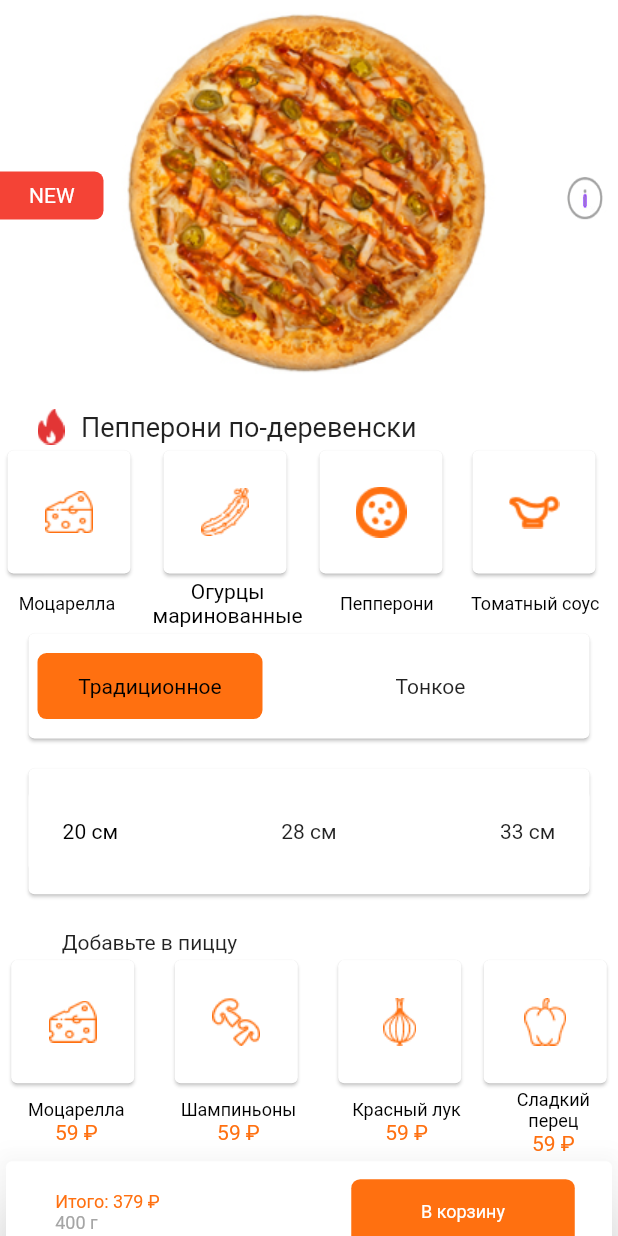
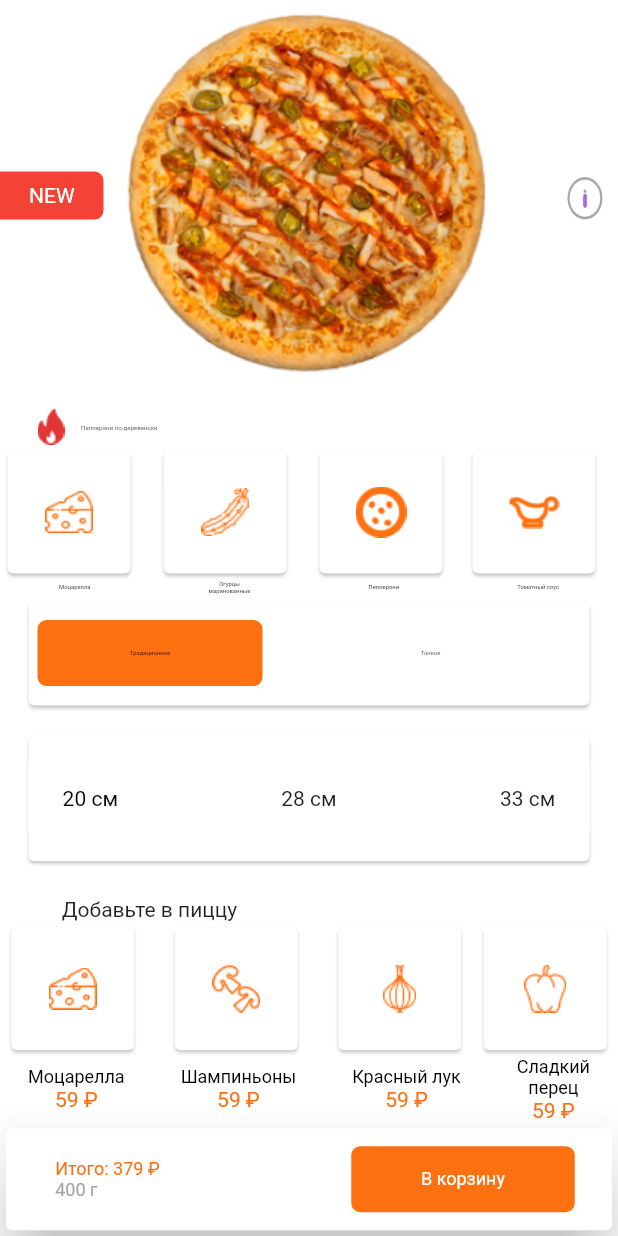
Before and after one commit to BekzodGayratov/Pizza, a Flutter app: the screen it shows after launch, after a tap on "Традиционное", on a phone screen of 412 x 824 dp. Run offline on Flutter 3.47's test engine with Material 2 defaults, Android fonts, the phone set to English and light mode, and no system bars.

Commit message:
provayderda o'zgartirish kiritildi

```diff
--- a/lib/provider/tovar_provider.dart
+++ b/lib/provider/tovar_provider.dart
@@ -19,9 +19,10 @@ class TovarProvider extends ChangeNotifier {
   void burn() {
     if (w == false) {
       w = true;
+      v = false;
       notifyListeners();
-
     } else {
+      v = false;
       w = false;
       notifyListeners();
     }
@@ -29,10 +30,12 @@ class TovarProvider extends ChangeNotifier {
 
   void tenkoe() {
     if (v == false) {
+      w = false;
       v = true;
       notifyListeners();
-    }  else {
+    } else {
       v = false;
+      w = false;
       notifyListeners();
     }
   }
--- a/lib/view/tovar_page.dart
+++ b/lib/view/tovar_page.dart
@@ -15,6 +15,7 @@ class _TovarPageState extends State<TovarPage> {
   @override
   Widget build(BuildContext context) {
 
+
     return ChangeNotifierProvider(
       create: (context) => TovarProvider(),
       builder: (context, child) {
@@ -25,19 +26,21 @@ class _TovarPageState extends State<TovarPage> {
   }
 
   Scaffold _scaffold(BuildContext context) {
+     double width = MediaQuery.of(context).size.width;
+    double heigth = MediaQuery.of(context).size.height;
     return Scaffold(
       backgroundColor: Colors.white,
       body: ListView.builder(
         itemBuilder: (context, index) {
           return Padding(
-            padding:  EdgeInsets.only(top: MediaQuery.of(context).size.width*0.001),
+            padding:
+                EdgeInsets.only(top: MediaQuery.of(context).size.width * 0.001),
             child: Column(
                 crossAxisAlignment: CrossAxisAlignment.start,
                 mainAxisAlignment: MainAxisAlignment.start,
                 children: [
                   Row(
                     mainAxisAlignment: MainAxisAlignment.spaceBetween,
-
                     children: [
                       Container(
                         width: 69,
@@ -100,12 +103,12 @@ class _TovarPageState extends State<TovarPage> {
                             width: 18,
                           ),
                         ),
-                        const Padding(
-                          padding: EdgeInsets.only(left: 11.0, top: 13.0),
+                         Padding(
+                          padding:const EdgeInsets.only(left: 11.0, top: 13.0),
                           child: Text(
                             "Пепперони по-деревенски",
                             style: TextStyle(
-                              fontSize: 18,
+                              fontSize: width*0.01,
                             ),
                           ),
                         )
@@ -115,7 +118,6 @@ class _TovarPageState extends State<TovarPage> {
                   Row(
                     mainAxisAlignment: MainAxisAlignment.spaceAround,
                     children: [
-
                       Container(
                         width: 90,
                         height: 90,
@@ -206,64 +208,64 @@ class _TovarPageState extends State<TovarPage> {
                       )
                     ],
                   ),
-
                   Row(
                       mainAxisAlignment: MainAxisAlignment.spaceAround,
-
                       children: [
-
                         Text(
                           "Моцарелла",
-                          style: TextStyle(color: (context
-                                          .watch<TovarProvider>()
-                                          .isLoading[0]
-                                      ?
-                                       Colors.black: Colors.blueGrey) , fontSize: 12),
+                          style: TextStyle(
+                              color:
+                                  (context.watch<TovarProvider>().isLoading[0]
+                                      ? Colors.black
+                                      : Colors.blueGrey),
+                              fontSize: width*0.0095),
                         ),
-
                         Column(
-                            children:  [
+                          children: [
                             Text(
                               "Огурцы",
                               style: TextStyle(
+                              fontSize: width*0.0095,
+
                                   color: (context
                                           .watch<TovarProvider>()
                                           .isLoading[1]
-                                      ?
-                                       Colors.black: Colors.blueGrey) ),
+                                      ? Colors.black
+                                      : Colors.blueGrey)),
                             ),
                             Text(
                               "маринованные",
                               style: TextStyle(
+                              fontSize: width*0.0095,
+
                                   color: (context
                                           .watch<TovarProvider>()
                                           .isLoading[1]
-                                      ?
-                                       Colors.black: Colors.blueGrey) ),
+                                      ? Colors.black
+                                      : Colors.blueGrey)),
                             ),
                           ],
                         ),
-
                         Text(
                           "Пепперони",
-                          style: TextStyle(color: (context
-                                          .watch<TovarProvider>()
-                                          .isLoading[2]
-                                      ?
-                                       Colors.black: Colors.blueGrey) , fontSize: 12),
+                          style: TextStyle(
+                              color:
+                                  (context.watch<TovarProvider>().isLoading[2]
+                                      ? Colors.black
+                                      : Colors.blueGrey),
+                              fontSize: width*0.0095),
+
                         ),
-
                         Text(
                           "Томатный соус",
-                          style: TextStyle(color: (context
-                                          .watch<TovarProvider>()
-                                          .isLoading[3]
-                                      ?
-                                       Colors.black: Colors.blueGrey) , fontSize: 12),
+                          style: TextStyle(
+                              color:
+                                  (context.watch<TovarProvider>().isLoading[3]
+                                      ? Colors.black
+                                      : Colors.blueGrey),
+                              fontSize: width*0.0095),
                         ),
-
                       ]),
-
                   Padding(
                     padding: const EdgeInsets.symmetric(horizontal: 15),
                     child: Card(
@@ -278,11 +280,11 @@ class _TovarPageState extends State<TovarPage> {
                               width: 150,
                               height: 44,
                               // ignore: sort_child_properties_last
-                              child: const Center(
+                              child:  Center(
                                 child: Text(
                                   "Традиционное",
                                   style: TextStyle(
-                                      color: Colors.black, fontSize: 14),
+                                      color: Colors.black, fontSize: width*0.0095),
                                 ),
                               ),
                               decoration: BoxDecoration(
@@ -309,10 +311,10 @@ class _TovarPageState extends State<TovarPage> {
                                       ? const Color(0xffFF7010)
                                       : Colors.white,
                                 ),
-                                child: const Center(
+                                child:  Center(
                                   child: Text(
                                     "Тонкое",
-                                    style: TextStyle(fontSize: 14),
+                                    style: TextStyle(fontSize: width*0.0095),
                                   ),
                                 ),
                               ),
@@ -336,8 +338,8 @@ class _TovarPageState extends State<TovarPage> {
                               context.read<TovarProvider>().olcham(0);
                             },
                             child: Container(
-                              width: MediaQuery.of(context).size.width*0.2 ,
-                              height:  MediaQuery.of(context).size.height*0.07,
+                              width: MediaQuery.of(context).size.width * 0.2,
+                              height: MediaQuery.of(context).size.height * 0.07,
                               // ignore: sort_child_properties_last
                               child: const Center(
                                 child: Text(
@@ -348,7 +350,12 @@ class _TovarPageState extends State<TovarPage> {
                               ),
                               decoration: BoxDecoration(
                                 borderRadius: BorderRadius.circular(6),
-                                color:context.watch<TovarProvider>().isLoading2[0]==false?Colors.white: const Color(0xffFF7010),
+                                color: context
+                                            .watch<TovarProvider>()
+                                            .isLoading2[0] ==
+                                        false
+                                    ? Colors.white
+                                    : const Color(0xffFF7010),
                               ),
                             ),
                           ),
@@ -360,13 +367,19 @@ class _TovarPageState extends State<TovarPage> {
                                 context.read<TovarProvider>().olcham(1);
                               },
                               child: Container(
-                              width: MediaQuery.of(context).size.width*0.2 ,
-                              height:  MediaQuery.of(context).size.height*0.07,
+                                width: MediaQuery.of(context).size.width * 0.2,
+                                height:
+                                    MediaQuery.of(context).size.height * 0.07,
                                 decoration: BoxDecoration(
                                   borderRadius: BorderRadius.circular(6),
-                                 color:context.watch<TovarProvider>().isLoading2[1]==false?Colors.white: const Color(0xffFF7010),
+                                  color: context
+                                              .watch<TovarProvider>()
+                                              .isLoading2[1] ==
+                                          false
+                                      ? Colors.white
+                                      : const Color(0xffFF7010),
                                 ),
-                              child:const  Center(
+                                child: const Center(
                                   child: Text(
                                     "28 см",
                                     style: TextStyle(fontSize: 14),
@@ -386,12 +399,17 @@ class _TovarPageState extends State<TovarPage> {
                               child: Container(
                                 decoration: BoxDecoration(
                                   borderRadius: BorderRadius.circular(6),
-                               color:context.watch<TovarProvider>().isLoading2[2]==false?
-                               Colors.white: const Color(0xffFF7010),
+                                  color: context
+                                              .watch<TovarProvider>()
+                                              .isLoading2[2] ==
+                                          false
+                                      ? Colors.white
+                                      : const Color(0xffFF7010),
                                 ),
-                               width: MediaQuery.of(context).size.width*0.2 ,
-                              height:  MediaQuery.of(context).size.height*0.07,
-                              child:const  Center(
+                                width: MediaQuery.of(context).size.width * 0.2,
+                                height:
+                                    MediaQuery.of(context).size.height * 0.07,
+                                child: const Center(
                                   child: Text(
                                     "33 см",
                                     style: TextStyle(fontSize: 14),
@@ -408,15 +426,13 @@ class _TovarPageState extends State<TovarPage> {
                     height: 20,
                   ),
                   Padding(
-                    padding:  EdgeInsets.only(left: MediaQuery.of(context).size.height*0.05),
+                    padding: EdgeInsets.only(
+                        left: MediaQuery.of(context).size.height * 0.05),
                     child: const Text("Добавьте в пиццу"),
                   ),
                   Row(
                     mainAxisAlignment: MainAxisAlignment.spaceAround,
-
                     children: [
-
-
                       Container(
                         width: 90,
                         height: 90,
@@ -498,15 +514,11 @@ class _TovarPageState extends State<TovarPage> {
                           ),
                         ),
                       ),
-
                     ],
                   ),
-
                   Row(
                       mainAxisAlignment: MainAxisAlignment.spaceAround,
-
                       children: [
-
                         Column(
                           children: const [
                             Text(
@@ -525,8 +537,8 @@ class _TovarPageState extends State<TovarPage> {
                           children: const [
                             Text(
                               "Шампиньоны",
-                                style: TextStyle(
-                                    color: Colors.black, fontSize: 12),
+                              style:
+                                  TextStyle(color: Colors.black, fontSize: 12),
                             ),
                             Text(
                               "59 ₽",
@@ -535,7 +547,6 @@ class _TovarPageState extends State<TovarPage> {
                             ),
                           ],
                         ),
-
                         Column(
                           children: const [
                             Text(
@@ -550,7 +561,6 @@ class _TovarPageState extends State<TovarPage> {
                             ),
                           ],
                         ),
-
                         Column(
                           children: const [
                             Text(
@@ -569,11 +579,8 @@ class _TovarPageState extends State<TovarPage> {
                                   color: Color(0xffFF7010), fontSize: 14),
                             ),
                           ],
-
                         ),
-
                       ]),
-
                   Card(
                     elevation: 20,
                     child: Row(
--- a/pubspec.yaml
+++ b/pubspec.yaml
@@ -37,6 +37,7 @@ dependencies:
   # Use with the CupertinoIcons class for iOS style icons.
   cupertino_icons: ^1.0.2
   provider: ^6.0.5
+  flutter_svg: ^2.0.3
 
 
 dev_dependencies:
```
Also changed, not shown: pubspec.lock. Lines whose indentation alone changed are shown as unchanged.
